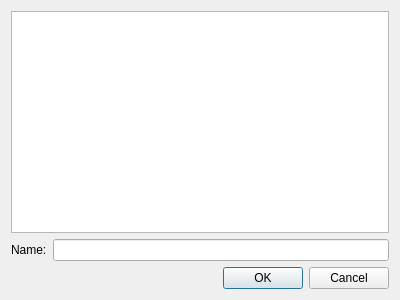
This is source/plugin/t4/widget/filemanager.ui in ww4u/mct-t4 as Qt 5 draws it before an edit. The edited form follows.
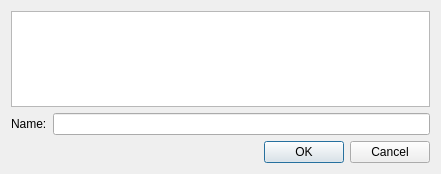
This is the edited form.

The edit to the form file:
```diff
--- a/source/plugin/t4/widget/filemanager.ui
+++ b/source/plugin/t4/widget/filemanager.ui
@@ -6,20 +6,14 @@
    <rect>
     <x>0</x>
     <y>0</y>
-    <width>400</width>
-    <height>300</height>
+    <width>441</width>
+    <height>174</height>
    </rect>
   </property>
   <property name="minimumSize">
    <size>
-    <width>400</width>
-    <height>300</height>
-   </size>
-  </property>
-  <property name="maximumSize">
-   <size>
-    <width>400</width>
-    <height>300</height>
+    <width>200</width>
+    <height>100</height>
    </size>
   </property>
   <property name="windowTitle">
```
